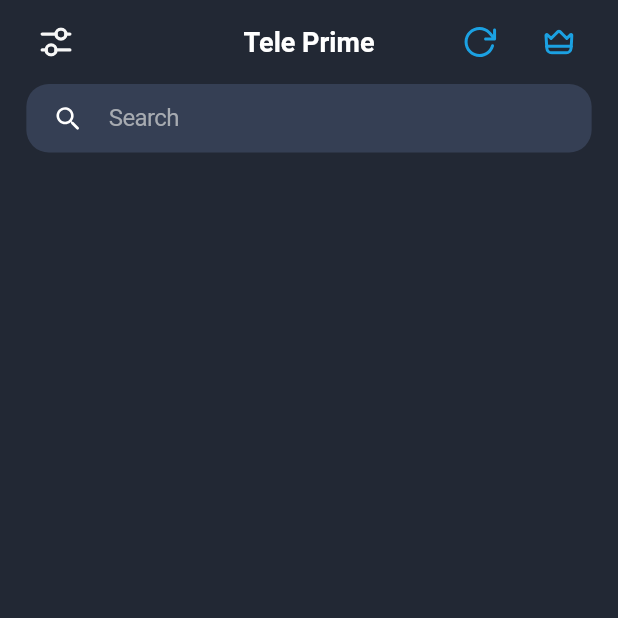
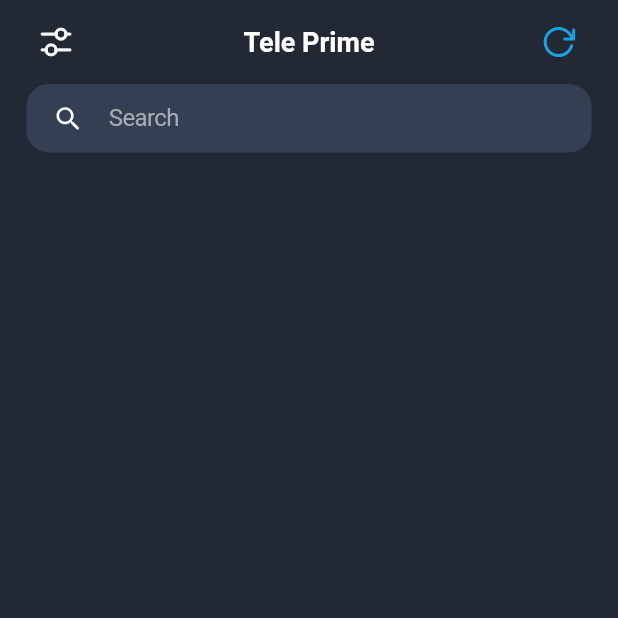
Before and after one commit to s0urav-hald3r/telegram_prime, a Flutter app: the HomeView screen opened directly, swiped to page 2, on a phone screen of 412 x 824 dp, the top half of it. Run offline on Flutter 3.47's test engine with Material 3 defaults, Android fonts, the phone set to English and light mode, and no system bars; our stand-ins replace cached_network_image, dio, flutter_native_splash, flutter_svg, get, get_storage and 4 more; missing offline and left inert: fadingpageview, purchases_flutter; accounts and stored records are empty; network calls fail.

Commit message:
remove subscription from app as of now

```diff
--- a/lib/components/custom_appbar.dart
+++ b/lib/components/custom_appbar.dart
@@ -54,25 +54,25 @@ class CustomAppbar extends StatelessWidget implements PreferredSizeWidget {
                 ),
               ),
             ),
-          Obx(() {
-            if (!SettingsController.instance.isPremium) {
-              return InkWell(
-                onTap: () {
-                  NavigatorKey.push(const PremiumView());
-                },
-                child: Container(
-                  margin: EdgeInsets.only(right: 24.w),
-                  width: 24.w,
-                  child: SvgPicture.asset(
-                    premiumIcon,
-                    fit: BoxFit.contain,
-                  ),
-                ),
-              );
-            }
+          // Obx(() {
+          //   if (!SettingsController.instance.isPremium) {
+          //     return InkWell(
+          //       onTap: () {
+          //         NavigatorKey.push(const PremiumView());
+          //       },
+          //       child: Container(
+          //         margin: EdgeInsets.only(right: 24.w),
+          //         width: 24.w,
+          //         child: SvgPicture.asset(
+          //           premiumIcon,
+          //           fit: BoxFit.contain,
+          //         ),
+          //       ),
+          //     );
+          //   }
 
-            return const SizedBox.shrink();
-          }),
+          //   return const SizedBox.shrink();
+          // }),
         ]);
   }
 }
--- a/lib/controllers/settings_controller.dart
+++ b/lib/controllers/settings_controller.dart
@@ -69,7 +69,7 @@ class SettingsController extends GetxController {
         // Don't redirect if there is no purchase product
         if (storeProduct.isEmpty) return;
 
-        NavigatorKey.push(const PremiumView());
+        // NavigatorKey.push(const PremiumView());
       }
     } catch (e) {
       debugPrint(e.toString());
--- a/lib/main.dart
+++ b/lib/main.dart
@@ -51,7 +51,7 @@ void main() async {
 
   // Dependency injection
   Get.lazyPut(() => HomeController());
-  Get.put(SettingsController());
+  // Get.put(SettingsController());
 
   await SystemChrome.setPreferredOrientations([
     DeviceOrientation.portraitUp,
--- a/lib/views/bot_view.dart
+++ b/lib/views/bot_view.dart
@@ -104,7 +104,9 @@ class _BotViewState extends State<BotView> {
                   child: GridView.builder(
                       controller: _scrollController,
                       gridDelegate: SliverGridDelegateWithFixedCrossAxisCount(
-                        crossAxisCount: 2, // Number of columns
+                        crossAxisCount: MediaQuery.of(context).size.width > 780
+                            ? 3
+                            : 2, // Number of columns
                         crossAxisSpacing: 30.w, // Horizontal spacing
                         mainAxisSpacing: 30.h, // Vertical spacing
                         childAspectRatio: 1.5, // Aspect ratio of each item
--- a/lib/views/channel_view.dart
+++ b/lib/views/channel_view.dart
@@ -111,7 +111,9 @@ class _ChannelViewState extends State<ChannelView> {
                   child: GridView.builder(
                       controller: _scrollController,
                       gridDelegate: SliverGridDelegateWithFixedCrossAxisCount(
-                        crossAxisCount: 2, // Number of columns
+                        crossAxisCount: MediaQuery.of(context).size.width > 780
+                            ? 3
+                            : 2, // Number of columns
                         crossAxisSpacing: 10.w, // Horizontal spacing
                         mainAxisSpacing: 10.h, // Vertical spacing
                         childAspectRatio: 1.6, // Aspect ratio of each item
--- a/lib/views/onboarding_view.dart
+++ b/lib/views/onboarding_view.dart
@@ -8,6 +8,7 @@ import 'package:telegram_prime/config/images.dart';
 import 'package:telegram_prime/controllers/home_controller.dart';
 import 'package:telegram_prime/services/local_storage.dart';
 import 'package:telegram_prime/services/navigator_key.dart';
+import 'package:telegram_prime/views/home_view.dart';
 import 'package:telegram_prime/views/premium_view.dart';
 
 class OnboardingView extends StatefulWidget {
@@ -164,8 +165,9 @@ class _OnboardingViewState extends State<OnboardingView> {
                       pageController.next();
                     } else {
                       LocalStorage.addData(isOnboardingDone, true);
-                      NavigatorKey.pushReplacement(const PremiumView(),
-                          routeName: '/onboardingToPremium');
+                      // NavigatorKey.pushReplacement(const PremiumView(),
+                      //     routeName: '/onboardingToPremium');
+                      NavigatorKey.pushReplacement(const HomeView());
                     }
                   },
                 ),
```
Also changed, not shown: lib/components/back_appbar.dart (+14 -14 lines), lib/views/settings_view.dart (+64 -64 lines).
